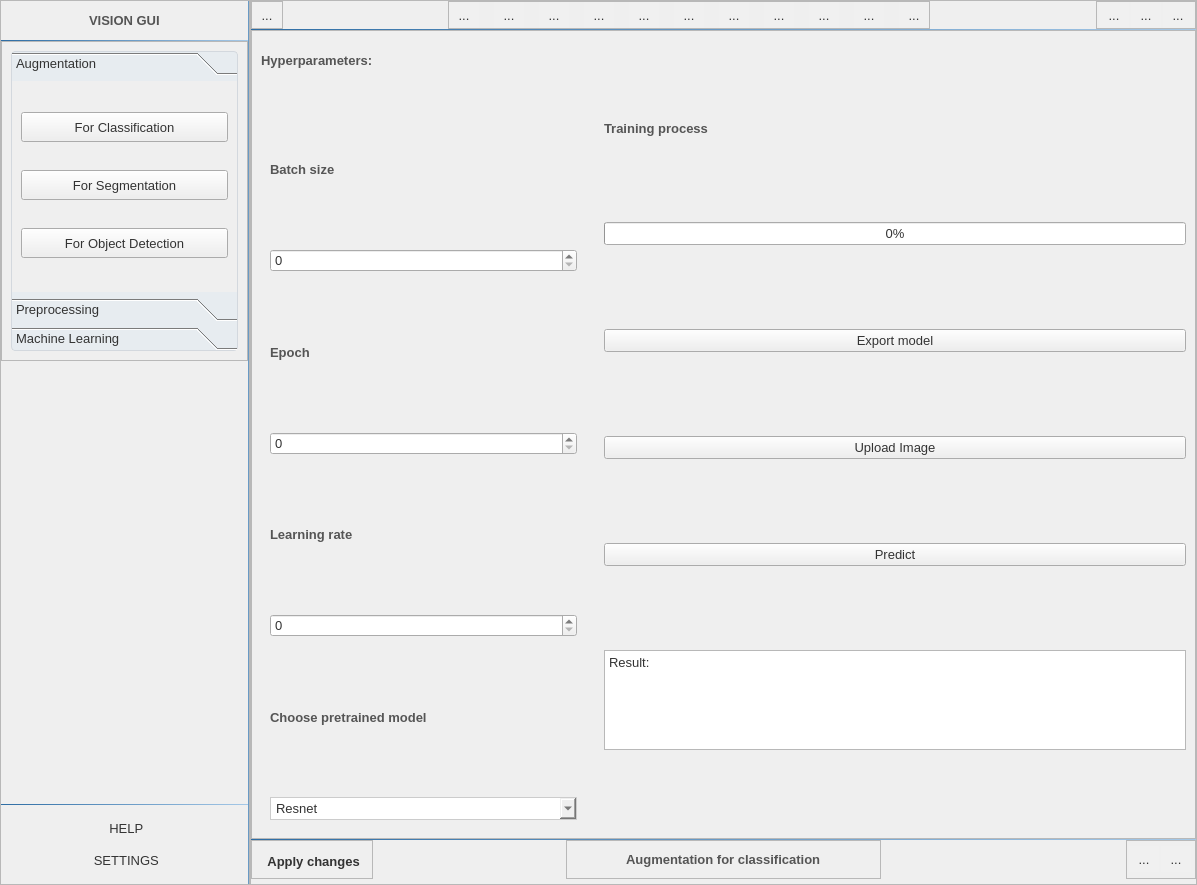
Old version of the form frontend/main_ui.ui in the repository huyhoang-mike/Vison_GUI.
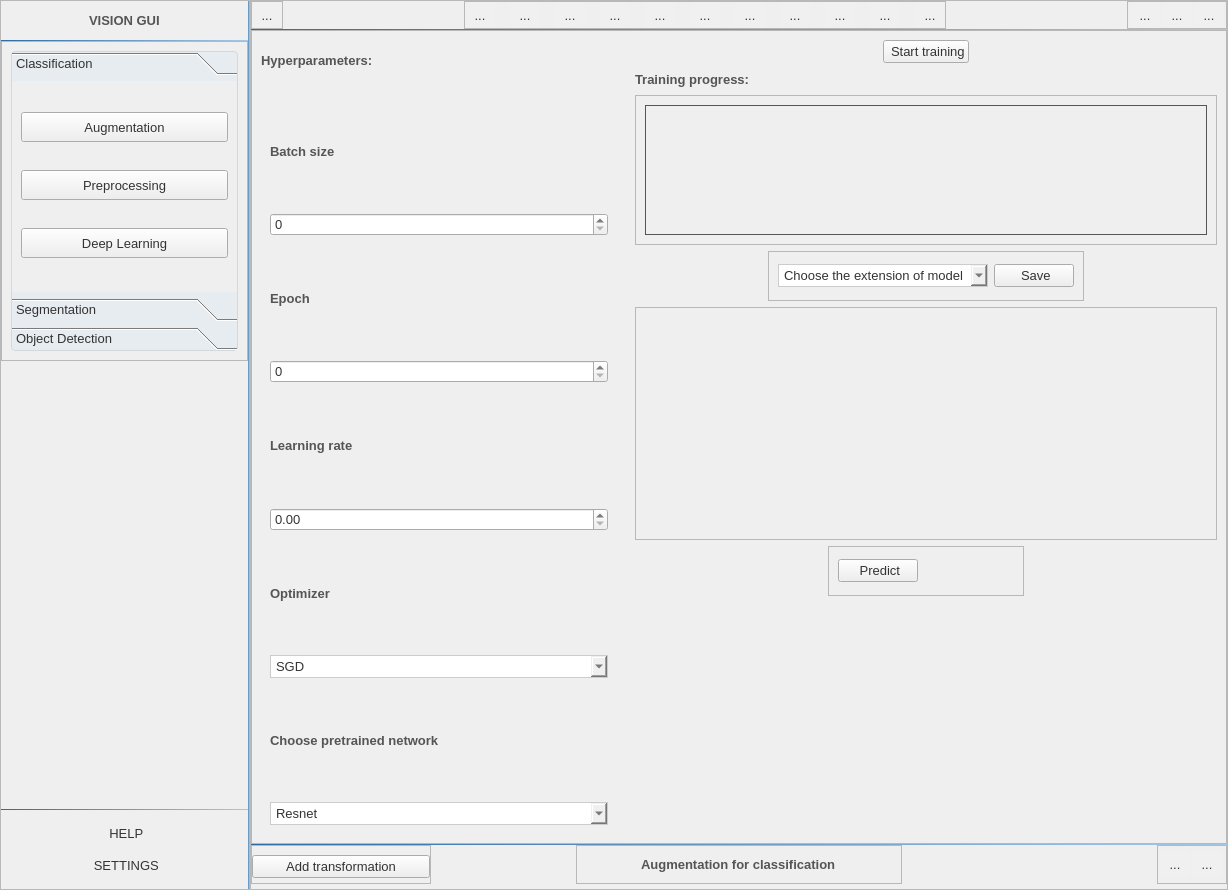
New version of the form. The open tabs and pages were chosen to show the change. Icons and pictures are not drawn.

The edit to the form file:
```diff
--- a/frontend/main_ui.ui
+++ b/frontend/main_ui.ui
@@ -6,8 +6,8 @@
    <rect>
     <x>0</x>
     <y>0</y>
-    <width>1197</width>
-    <height>885</height>
+    <width>1228</width>
+    <height>890</height>
    </rect>
   </property>
   <property name="windowTitle">
@@ -306,8 +306,8 @@
                  <rect>
                   <x>0</x>
                   <y>0</y>
-                  <width>146</width>
-                  <height>120</height>
+                  <width>225</width>
+                  <height>205</height>
                  </rect>
                 </property>
                 <property name="font">
@@ -317,7 +317,7 @@
                  </font>
                 </property>
                 <attribute name="label">
-                 <string>Augmentation</string>
+                 <string>Classification</string>
                 </attribute>
                 <layout class="QVBoxLayout" name="verticalLayout_6">
                  <item>
@@ -335,7 +335,7 @@
                     </font>
                    </property>
                    <property name="text">
-                    <string>For Classification</string>
+                    <string>Augmentation</string>
                    </property>
                    <property name="iconSize">
                     <size>
@@ -345,59 +345,6 @@
                    </property>
                   </widget>
                  </item>
-                 <item>
-                  <widget class="QPushButton" name="asg">
-                   <property name="minimumSize">
-                    <size>
-                     <width>0</width>
-                     <height>30</height>
-                    </size>
-                   </property>
-                   <property name="font">
-                    <font>
-                     <family>Segoe UI</family>
-                     <pointsize>10</pointsize>
-                    </font>
-                   </property>
-                   <property name="text">
-                    <string>For Segmentation</string>
-                   </property>
-                  </widget>
-                 </item>
-                 <item>
-                  <widget class="QPushButton" name="ao">
-                   <property name="minimumSize">
-                    <size>
-                     <width>0</width>
-                     <height>30</height>
-                    </size>
-                   </property>
-                   <property name="font">
-                    <font>
-                     <family>Segoe UI</family>
-                     <pointsize>10</pointsize>
-                    </font>
-                   </property>
-                   <property name="text">
-                    <string>For Object Detection</string>
-                   </property>
-                  </widget>
-                 </item>
-                </layout>
-               </widget>
-               <widget class="QWidget" name="Preprocessing">
-                <property name="geometry">
-                 <rect>
-                  <x>0</x>
-                  <y>0</y>
-                  <width>146</width>
-                  <height>120</height>
-                 </rect>
-                </property>
-                <attribute name="label">
-                 <string>Preprocessing</string>
-                </attribute>
-                <layout class="QVBoxLayout" name="verticalLayout_7">
                  <item>
                   <widget class="QPushButton" name="pc">
                    <property name="minimumSize">
@@ -413,7 +360,60 @@
                     </font>
                    </property>
                    <property name="text">
-                    <string>For Classification</string>
+                    <string>Preprocessing</string>
+                   </property>
+                  </widget>
+                 </item>
+                 <item>
+                  <widget class="QPushButton" name="mlc">
+                   <property name="minimumSize">
+                    <size>
+                     <width>0</width>
+                     <height>30</height>
+                    </size>
+                   </property>
+                   <property name="font">
+                    <font>
+                     <family>Segoe UI</family>
+                     <pointsize>10</pointsize>
+                    </font>
+                   </property>
+                   <property name="text">
+                    <string>Deep Learning</string>
+                   </property>
+                  </widget>
+                 </item>
+                </layout>
+               </widget>
+               <widget class="QWidget" name="Segmentation">
+                <property name="geometry">
+                 <rect>
+                  <x>0</x>
+                  <y>0</y>
+                  <width>225</width>
+                  <height>205</height>
+                 </rect>
+                </property>
+                <attribute name="label">
+                 <string>Segmentation</string>
+                </attribute>
+                <layout class="QVBoxLayout" name="verticalLayout_7">
+                 <item>
+                  <widget class="QPushButton" name="asg">
+                   <property name="minimumSize">
+                    <size>
+                     <width>0</width>
+                     <height>30</height>
+                    </size>
+                   </property>
+                   <property name="font">
+                    <font>
+                     <family>Segoe UI</family>
+                     <pointsize>10</pointsize>
+                    </font>
+                   </property>
+                   <property name="text">
+                    <string>Augmentation</string>
                    </property>
                    <property name="iconSize">
                     <size>
@@ -473,11 +473,11 @@
                  </rect>
                 </property>
                 <attribute name="label">
-                 <string>Machine Learning</string>
+                 <string>Object Detection</string>
                 </attribute>
                 <layout class="QVBoxLayout" name="verticalLayout_8">
                  <item>
-                  <widget class="QPushButton" name="mlc">
+                  <widget class="QPushButton" name="ao">
                    <property name="minimumSize">
                     <size>
                      <width>0</width>
@@ -491,7 +491,7 @@
                     </font>
                    </property>
                    <property name="text">
-                    <string>For Classification</string>
+                    <string>Augmentation</string>
                    </property>
                    <property name="iconSize">
                     <size>
@@ -2019,12 +2019,68 @@
                      </widget>
                     </item>
                     <item>
-                     <widget class="QSpinBox" name="spinBox_3"/>
+                     <widget class="QDoubleSpinBox" name="spinBox_3">
+                      <property name="maximum">
+                       <double>1.000000000000000</double>
+                      </property>
+                      <property name="singleStep">
+                       <double>0.000001000000000</double>
+                      </property>
+                      <property name="value">
+                       <double>0.000000000000000</double>
+                      </property>
+                     </widget>
+                    </item>
+                    <item>
+                     <widget class="QLabel" name="label_33">
+                      <property name="text">
+                       <string>Optimizer</string>
+                      </property>
+                     </widget>
+                    </item>
+                    <item>
+                     <widget class="QComboBox" name="comboBox_4">
+                      <item>
+                       <property name="text">
+                        <string>SGD</string>
+                       </property>
+                      </item>
+                      <item>
+                       <property name="text">
+                        <string>Adam</string>
+                       </property>
+                      </item>
+                      <item>
+                       <property name="text">
+                        <string>AdamW</string>
+                       </property>
+                      </item>
+                      <item>
+                       <property name="text">
+                        <string>RMSprop</string>
+                       </property>
+                      </item>
+                      <item>
+                       <property name="text">
+                        <string>Rprop</string>
+                       </property>
+                      </item>
+                      <item>
+                       <property name="text">
+                        <string>Adadelta</string>
+                       </property>
+                      </item>
+                      <item>
+                       <property name="text">
+                        <string>Adagrad</string>
+                       </property>
+                      </item>
+                     </widget>
                     </item>
                     <item>
                      <widget class="QLabel" name="label_32">
                       <property name="text">
-                       <string>Choose pretrained model</string>
+                       <string>Choose pretrained network</string>
                       </property>
                      </widget>
                     </item>
@@ -2627,6 +2683,29 @@
               </size>
              </property>
              <layout class="QVBoxLayout" name="verticalLayout_26">
+              <item alignment="Qt::AlignHCenter">
+               <widget class="QPushButton" name="pushButton_4">
+                <property name="maximumSize">
+                 <size>
+                  <width>120</width>
+                  <height>16777215</height>
+                 </size>
+                </property>
+                <property name="text">
+                 <string> Start training</string>
+                </property>
+                <property name="icon">
+                 <iconset resource="../svg/icons.qrc">
+                  <normaloff>:/icons/3830993_begin_play_play button_start playing_icon.svg</normaloff>:/icons/3830993_begin_play_play button_start playing_icon.svg</iconset>
+                </property>
+                <property name="iconSize">
+                 <size>
+                  <width>25</width>
+                  <height>25</height>
+                 </size>
+                </property>
+               </widget>
+              </item>
               <item>
                <widget class="QLabel" name="label_20">
                 <property name="maximumSize">
@@ -2636,52 +2715,195 @@
                  </size>
                 </property>
                 <property name="text">
-                 <string>Training process</string>
+                 <string>Training progress:</string>
                 </property>
                </widget>
               </item>
               <item>
-               <widget class="QProgressBar" name="progressBar">
-                <property name="value">
-                 <number>0</number>
+               <widget class="QFrame" name="main_frame_training_process">
+                <property name="maximumSize">
+                 <size>
+                  <width>16777215</width>
+                  <height>150</height>
+                 </size>
                 </property>
-               </widget>
-              </item>
-              <item>
-               <widget class="QPushButton" name="pushButton">
-                <property name="text">
-                 <string>Export model</string>
+                <property name="frameShape">
+                 <enum>QFrame::StyledPanel</enum>
                 </property>
+                <property name="frameShadow">
+                 <enum>QFrame::Raised</enum>
+                </property>
+                <layout class="QVBoxLayout" name="verticalLayout_37">
+                 <item>
+                  <layout class="QVBoxLayout" name="main_layout_training_process">
+                   <item>
+                    <widget class="QLabel" name="progress_label_training">
+                     <property name="frameShape">
+                      <enum>QFrame::Box</enum>
+                     </property>
+                     <property name="text">
+                      <string/>
+                     </property>
+                    </widget>
+                   </item>
+                  </layout>
+                 </item>
+                </layout>
                </widget>
               </item>
-              <item>
-               <widget class="QPushButton" name="pushButton_2">
-                <property name="text">
-                 <string>Upload Image</string>
+              <item alignment="Qt::AlignHCenter">
+               <widget class="QFrame" name="frame_6">
+                <property name="maximumSize">
+                 <size>
+                  <width>16777215</width>
+                  <height>50</height>
+                 </size>
                 </property>
+                <property name="frameShape">
+                 <enum>QFrame::StyledPanel</enum>
+                </property>
+                <property name="frameShadow">
+                 <enum>QFrame::Raised</enum>
+                </property>
+                <layout class="QHBoxLayout" name="horizontalLayout_16">
+                 <item>
+                  <widget class="QComboBox" name="comboBox_3">
+                   <property name="maximumSize">
+                    <size>
+                     <width>222</width>
+                     <height>16777215</height>
+                    </size>
+                   </property>
+                   <item>
+                    <property name="text">
+                     <string>Choose the extension of model</string>
+                    </property>
+                   </item>
+                   <item>
+                    <property name="text">
+                     <string>.h5</string>
+                    </property>
+                   </item>
+                   <item>
+                    <property name="text">
+                     <string>.onnx</string>
+                    </property>
+                   </item>
+                   <item>
+                    <property name="text">
+                     <string>.tensorflow</string>
+                    </property>
+                   </item>
+                  </widget>
+                 </item>
+                 <item>
+                  <widget class="QPushButton" name="pushButton">
+                   <property name="maximumSize">
+                    <size>
+                     <width>80</width>
+                     <height>16777215</height>
+                    </size>
+                   </property>
+                   <property name="text">
+                    <string> Save</string>
+                   </property>
+                   <property name="icon">
+                    <iconset resource="../svg/icons.qrc">
+                     <normaloff>:/icons/8666542_save_icon.svg</normaloff>:/icons/8666542_save_icon.svg</iconset>
+                   </property>
+                   <property name="iconSize">
+                    <size>
+                     <width>25</width>
+                     <height>25</height>
+                    </size>
+                   </property>
+                  </widget>
+                 </item>
+                </layout>
                </widget>
               </item>
               <item>
-               <widget class="QPushButton" name="pushButton_3">
-                <property name="text">
-                 <string>Predict</string>
+               <widget class="QFrame" name="frame_4">
+                <property name="frameShape">
+                 <enum>QFrame::StyledPanel</enum>
                 </property>
+                <property name="frameShadow">
+                 <enum>QFrame::Raised</enum>
+                </property>
+                <layout class="QVBoxLayout" name="verticalLayout_35">
+                 <item>
+                  <widget class="QLabel" name="CLS_img">
+                   <property name="text">
+                    <string/>
+                   </property>
+                  </widget>
+                 </item>
+                </layout>
                </widget>
               </item>
-              <item>
-               <widget class="QPlainTextEdit" name="plainTextEdit">
+              <item alignment="Qt::AlignHCenter">
+               <widget class="QFrame" name="frame_10">
                 <property name="maximumSize">
                  <size>
                   <width>16777215</width>
-                  <height>100</height>
+                  <height>50</height>
                  </size>
                 </property>
-                <property name="plainText">
-                 <string>Result:
-</string>
+                <property name="frameShape">
+                 <enum>QFrame::StyledPanel</enum>
                 </property>
+                <property name="frameShadow">
+                 <enum>QFrame::Raised</enum>
+                </property>
+                <layout class="QHBoxLayout" name="horizontalLayout_21">
+                 <item>
+                  <widget class="QPushButton" name="pushButton_2">
+                   <property name="maximumSize">
+                    <size>
+                     <width>80</width>
+                     <height>16777215</height>
+                    </size>
+                   </property>
+                   <property name="text">
+                    <string> Predict</string>
+                   </property>
+                   <property name="icon">
+                    <iconset resource="../svg/icons.qrc">
+                     <normaloff>:/icons/6333183_concept_design_estimate_idea_imagination_icon.svg</normaloff>:/icons/6333183_concept_design_estimate_idea_imagination_icon.svg</iconset>
+                   </property>
+                   <property name="iconSize">
+                    <size>
+                     <width>25</width>
+                     <height>25</height>
+                    </size>
+                   </property>
+                  </widget>
+                 </item>
+                 <item>
+                  <widget class="QLabel" name="label_31">
+                   <property name="minimumSize">
+                    <size>
+                     <width>90</width>
+                     <height>0</height>
+                    </size>
+                   </property>
+                   <property name="maximumSize">
+                    <size>
+                     <width>100</width>
+                     <height>20</height>
+                    </size>
+                   </property>
+                   <property name="text">
+                    <string/>
+                   </property>
+                  </widget>
+                 </item>
+                </layout>
                </widget>
               </item>
+              <item>
+               <widget class="QWidget" name="graphWidget" native="true"/>
+              </item>
              </layout>
             </widget>
            </widget>
@@ -2729,7 +2951,7 @@
            <widget class="QFrame" name="frame_9">
             <property name="minimumSize">
              <size>
-              <width>120</width>
+              <width>180</width>
               <height>0</height>
              </size>
             </property>
@@ -2747,7 +2969,7 @@
               <number>0</number>
              </property>
              <property name="topMargin">
-              <number>0</number>
+              <number>5</number>
              </property>
              <property name="rightMargin">
               <number>0</number>
@@ -2755,39 +2977,20 @@
              <property name="bottomMargin">
               <number>0</number>
              </property>
-             <item alignment="Qt::AlignTop">
-              <widget class="QPushButton" name="apply_changes">
-               <property name="minimumSize">
-                <size>
-                 <width>0</width>
-                 <height>40</height>
-                </size>
-               </property>
-               <property name="font">
-                <font>
-                 <family>Segoe UI</family>
-                 <pointsize>10</pointsize>
-                 <bold>true</bold>
-                </font>
-               </property>
+             <item>
+              <widget class="QPushButton" name="pushButton_3">
                <property name="text">
-                <string> Apply changes</string>
+                <string>Add transformation</string>
                </property>
                <property name="icon">
                 <iconset resource="../svg/icons.qrc">
                  <normaloff>:/icons/2638314_arrow_scale_sign_square_symbol_icon.svg</normaloff>:/icons/2638314_arrow_scale_sign_square_symbol_icon.svg</iconset>
                </property>
-               <property name="autoExclusive">
-                <bool>false</bool>
-               </property>
-               <property name="autoDefault">
-                <bool>false</bool>
-               </property>
-               <property name="default">
-                <bool>true</bool>
-               </property>
-               <property name="flat">
-                <bool>false</bool>
+               <property name="iconSize">
+                <size>
+                 <width>25</width>
+                 <height>25</height>
+                </size>
                </property>
               </widget>
              </item>
```
Left out of the diff: 28 changed lines with no effect on the pictures.
